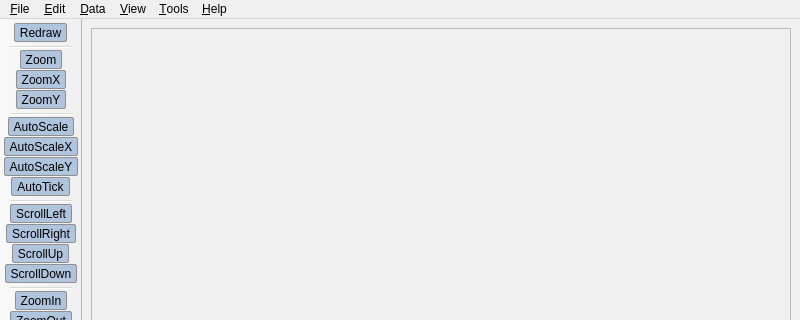
First picture: the form in src/qtgui/mainwindow.ui, repository mariusal/grace, before the edit; both pictures show x 0 to 800 and y 0 to 320 of the 800 by 600 pixel window.
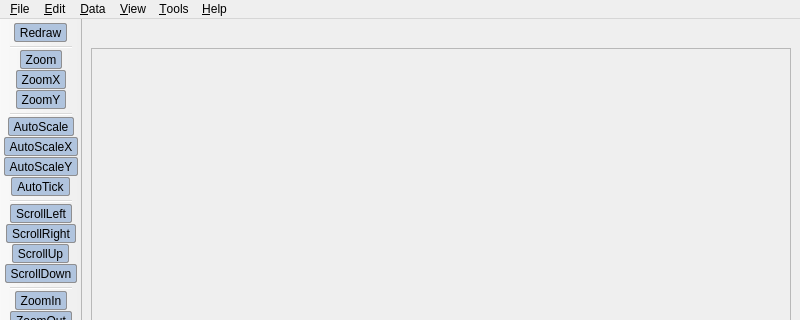
Second picture: the form after the edit. Custom widgets are drawn as their Qt base class.

Commit message: Implemented autoscale and autotick actions. Added locator bar. Fixed filename "dissapear" bug

```diff
--- a/src/qtgui/mainwindow.ui
+++ b/src/qtgui/mainwindow.ui
@@ -14,7 +14,7 @@
   </property>
   <widget class="QWidget" name="centralwidget" >
    <layout class="QGridLayout" name="gridLayout" >
-    <item row="0" column="0" >
+    <item row="1" column="0" >
      <widget class="QScrollArea" name="scrollArea" >
       <property name="widgetResizable" >
        <bool>true</bool>
@@ -27,14 +27,24 @@
         <rect>
          <x>0</x>
          <y>0</y>
-         <width>713</width>
-         <height>543</height>
+         <width>708</width>
+         <height>521</height>
         </rect>
        </property>
        <layout class="QGridLayout" name="gridLayout_2" />
       </widget>
      </widget>
     </item>
+    <item row="0" column="0" >
+     <widget class="QLabel" name="locatorBar" >
+      <property name="text" >
+       <string/>
+      </property>
+      <property name="textFormat" >
+       <enum>Qt::PlainText</enum>
+      </property>
+     </widget>
+    </item>
    </layout>
   </widget>
   <widget class="QMenuBar" name="menubar" >
```
Left out of the diff: 2 changed lines with no effect on the pictures. The commit also changes 2 other files.
